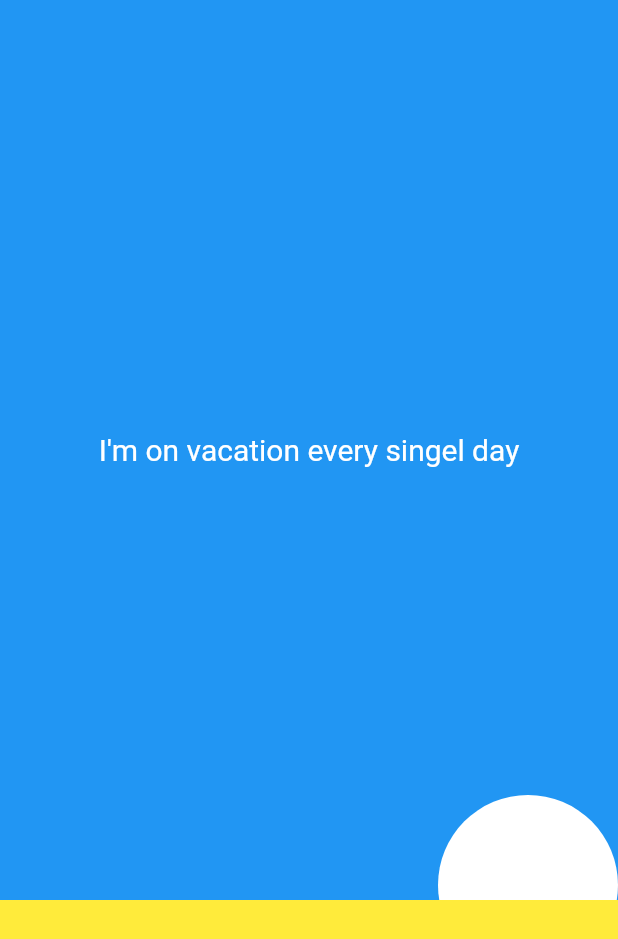
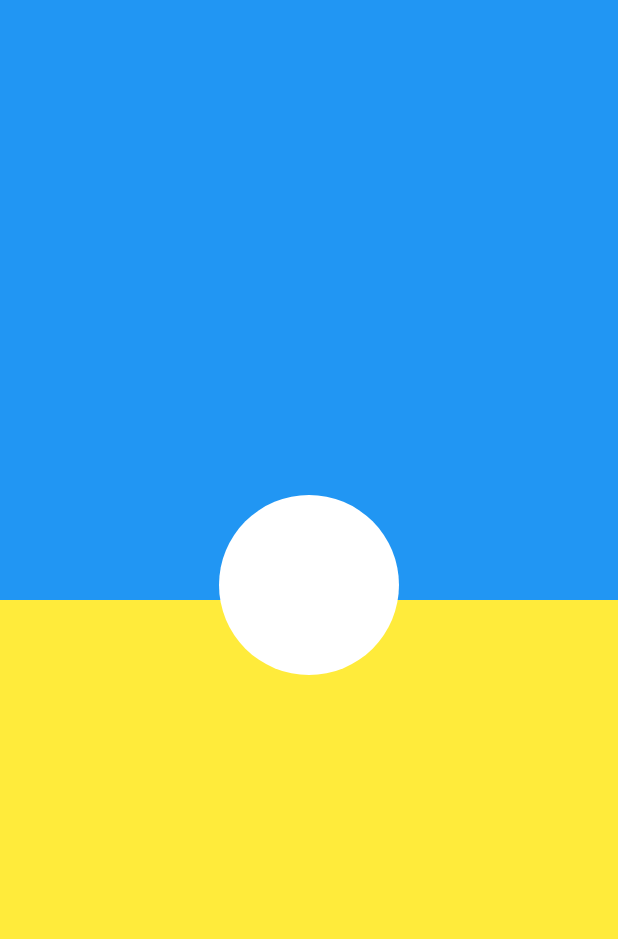
Before and after one commit to shahinurrahamanrajib/untitled1, a Flutter app: the CallScreen screen opened directly, on a phone screen of 412 x 824 dp. Shown: the top 939 px of the screen. Run offline on Flutter 3.47's test engine with Material 2 defaults, Android fonts, the phone set to English and light mode, and no system bars; our stand-ins replace liquid_swipe.

```diff
--- a/lib/callscreen.dart
+++ b/lib/callscreen.dart
@@ -8,25 +8,24 @@ class CallScreen extends StatelessWidget {
     return Scaffold(
       backgroundColor: Colors.yellow,
       body: Stack(
+        alignment: Alignment.bottomCenter,
+        clipBehavior: Clip.none,
         children: <Widget>[
           Container(
-            height: 600,
+            height: 400,
             // width: 1000,
             color: Colors.blue,
-            child: Center(child: Text("I'm on vacation every singel day",
-              style: TextStyle(color: Colors.white,fontSize: 20),
-            )),
-
           ),
           Positioned(
             bottom: -50,
-            right: 0,
-
+            right: 50,
+            left: 50,
             child: CircleAvatar(
               radius: 60,
               backgroundColor: Colors.white,
             ),
           ),
+
 
         ],
       )
--- a/lib/main.dart
+++ b/lib/main.dart
@@ -12,8 +12,8 @@ class Myapp extends StatelessWidget {
   Widget build(BuildContext context) {
     return MaterialApp(
       debugShowCheckedModeBanner: false,
-     home: splashscreen(),
-     // home: CallScreen(),
+     //home: splashscreen(),
+      home: CallScreen(),
     );
   }
 }
```
